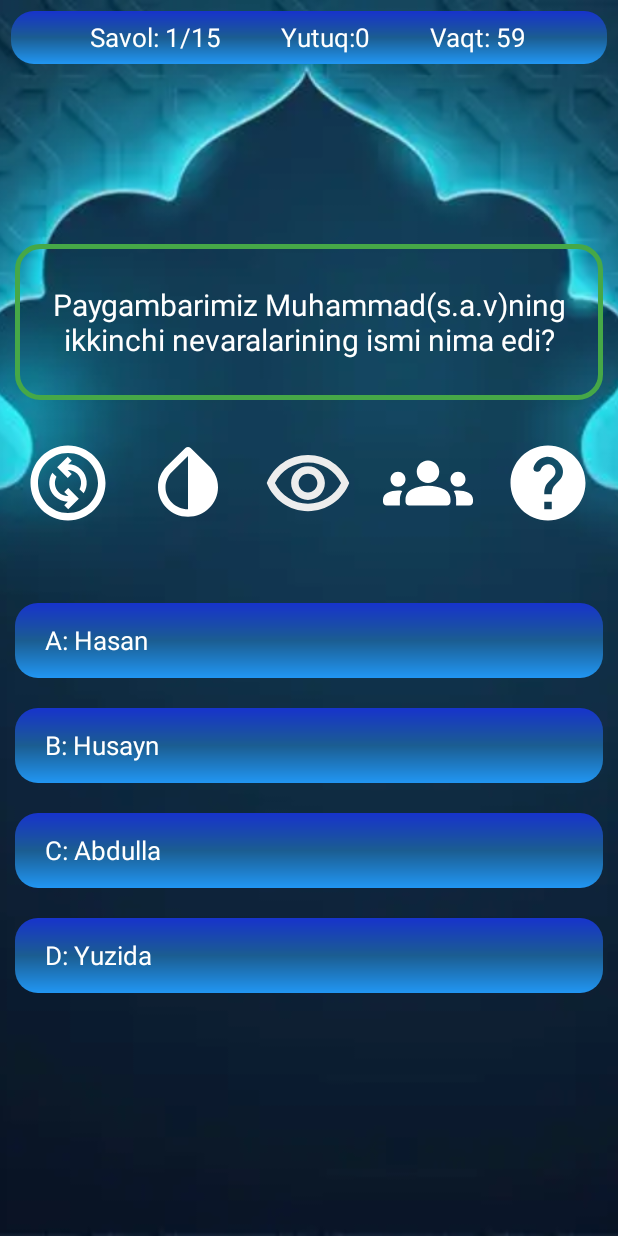
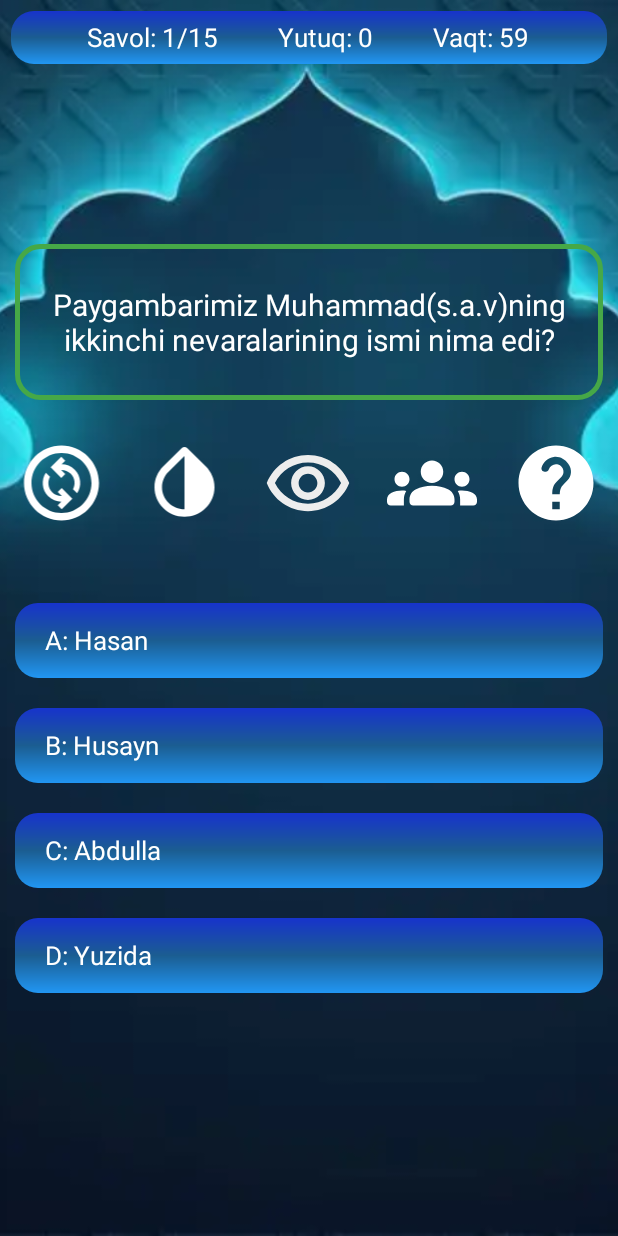
Before and after one commit to ibrokhimov08/IslomdanSavol, an Android app: the ScreenGame screen opened through its navigation route, on a phone screen of 412 x 824 dp. Run offline under Robolectric (Android 15) with nearby library versions, the phone set to English and light mode, and no system bars; 1 statement that could not run was skipped.

Commit message:
QuizOfGame

```diff
--- a/app/src/main/java/uz/ibrokhimov/quizislamic/ui/fragment/ScreenGame.kt
+++ b/app/src/main/java/uz/ibrokhimov/quizislamic/ui/fragment/ScreenGame.kt
@@ -127,6 +127,7 @@ class ScreenGame : BaseFragment() {
                             },
                             3_000
                         )
+                        coin = 0
                     }
                 }
                 timer.cancel()
@@ -316,7 +317,6 @@ class ScreenGame : BaseFragment() {
             binding.answerGroup.getChildAt(i).setBackgroundResource(R.drawable.shape_of_bar)
             val child = binding.answerGroup.getChildAt(i) as TextView
 
-
             when (i) {
                 0 -> child.text = "A: " + data[position].javoblar[i]
                 1 -> child.text = "B: " + data[position].javoblar[i]
@@ -325,7 +325,7 @@ class ScreenGame : BaseFragment() {
             }
 
         }
-        binding.winCoin.text = "Yutuq:$coin"
+        binding.winCoin.text = "Yutuq: $coin"
         binding.questionCount.text = "Savol: ${position + 1}/$questionSize"
     }
 
--- a/app/src/main/res/layout/screen_game.xml
+++ b/app/src/main/res/layout/screen_game.xml
@@ -101,6 +101,8 @@
             android:layout_height="wrap_content"
             android:layout_gravity="center"
             android:layout_marginTop="25dp"
+            android:weightSum="5"
+            android:gravity="center"
             app:layout_constraintBottom_toTopOf="@id/answerGroup"
             app:layout_constraintEnd_toEndOf="parent"
             app:layout_constraintStart_toStartOf="parent"
@@ -108,46 +110,34 @@
 
             <ImageView
                 android:id="@+id/changeQuestion"
-                android:layout_width="60dp"
-                android:layout_height="60dp"
-                android:layout_marginStart="15dp"
+                android:layout_weight="1"
+                style="@style/focus"
                 android:src="@drawable/change_ic" />
 
 
-            <ImageView
-                android:layout_width="wrap_content"
-                android:layout_height="wrap_content" />
 
             <ImageView
+                android:layout_weight="1"
                 android:id="@+id/halfBtn"
-                android:layout_width="60dp"
-                android:layout_height="60dp"
-                android:layout_gravity="end"
-                android:layout_marginStart="20dp"
-                android:src="@drawable/half_ic" />
+                android:src="@drawable/half_ic"
+                style="@style/focus" />
 
             <ImageView
+                android:layout_weight="1"
                 android:id="@+id/eye_btn"
-                android:layout_width="60dp"
-                android:layout_height="60dp"
-                android:layout_gravity="end"
-                android:layout_marginStart="20dp"
+                style="@style/focus"
                 android:src="@drawable/eye_ic" />
 
             <ImageView
+                android:layout_weight="1"
                 android:id="@+id/friend_btn"
-                android:layout_width="60dp"
-                android:layout_height="60dp"
-                android:layout_gravity="end"
-                android:layout_marginStart="20dp"
+                style="@style/focus"
                 android:src="@drawable/friend" />
 
             <ImageView
                 android:id="@+id/help_btn"
-                android:layout_width="60dp"
-                android:layout_height="60dp"
-                android:layout_gravity="end"
-                android:layout_marginStart="20dp"
+                android:layout_weight="1"
+                style="@style/focus"
                 android:src="@drawable/opportunity" />
 
         </LinearLayout>
--- a/app/src/main/res/values-night/themes.xml
+++ /dev/null
@@ -1,7 +0,0 @@
-<resources>
-    <!-- Base application theme. -->
-    <style name="Base.Theme.QuizIslamic" parent="Theme.Material3.DayNight.NoActionBar">
-        <!-- Customize your dark theme here. -->
-        <!-- <item name="colorPrimary">@color/my_dark_primary</item> -->
-    </style>
-</resources>
--- a/app/src/main/res/values/styles.xml
+++ b/app/src/main/res/values/styles.xml
@@ -16,4 +16,9 @@
 
     </style>
 
+    <style name="focus">
+        <item name="android:layout_width">60dp</item>
+        <item name="android:layout_height">60dp</item>
+    </style>
+
 </resources>
```
